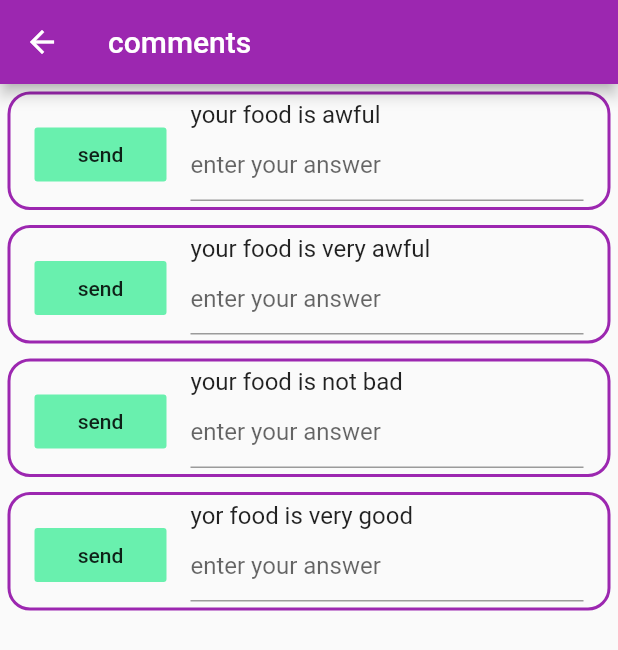
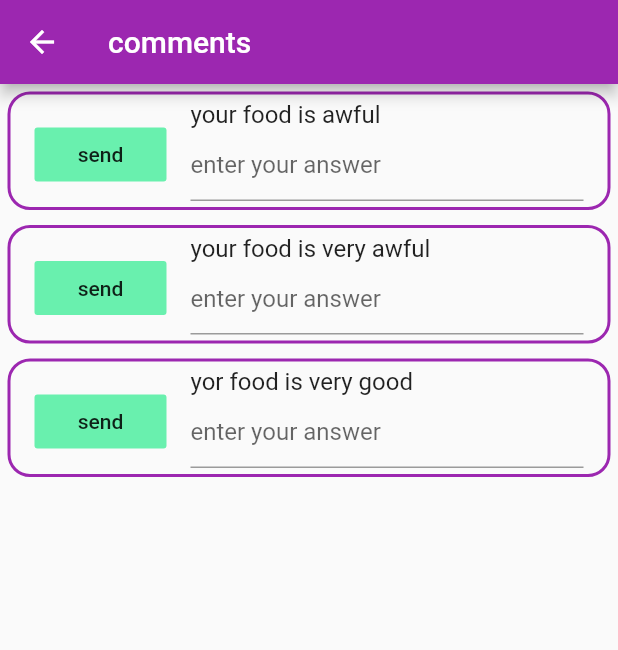
Before and after one commit to panteasalehi/snapFood_restaurant, a Flutter app: the suggest screen opened directly, on a phone screen of 412 x 824 dp. Shown: the top 650 px of the screen. Run offline on Flutter 3.47's test engine with Material 2 defaults, Android fonts, the phone set to English and light mode, and no system bars; our stand-ins replace cached_network_image, image_picker; missing offline and left inert: latlng, map.

Commit message:
before deadline :)

```diff
--- a/lib/mySuggestion.dart
+++ b/lib/mySuggestion.dart
@@ -1,5 +1,5 @@
 class mySuggestoin{
-  static List<String> SuggestionList = ["your food is awful " , "your food is very awful" , "your food is not bad" , "yor food is very good"];
+  static List<String> SuggestionList = ["your food is awful " , "your food is very awful" , "yor food is very good"];
   static List<String> answerList = List.empty(growable: true);
 
   static void addComment(String comment){
```
